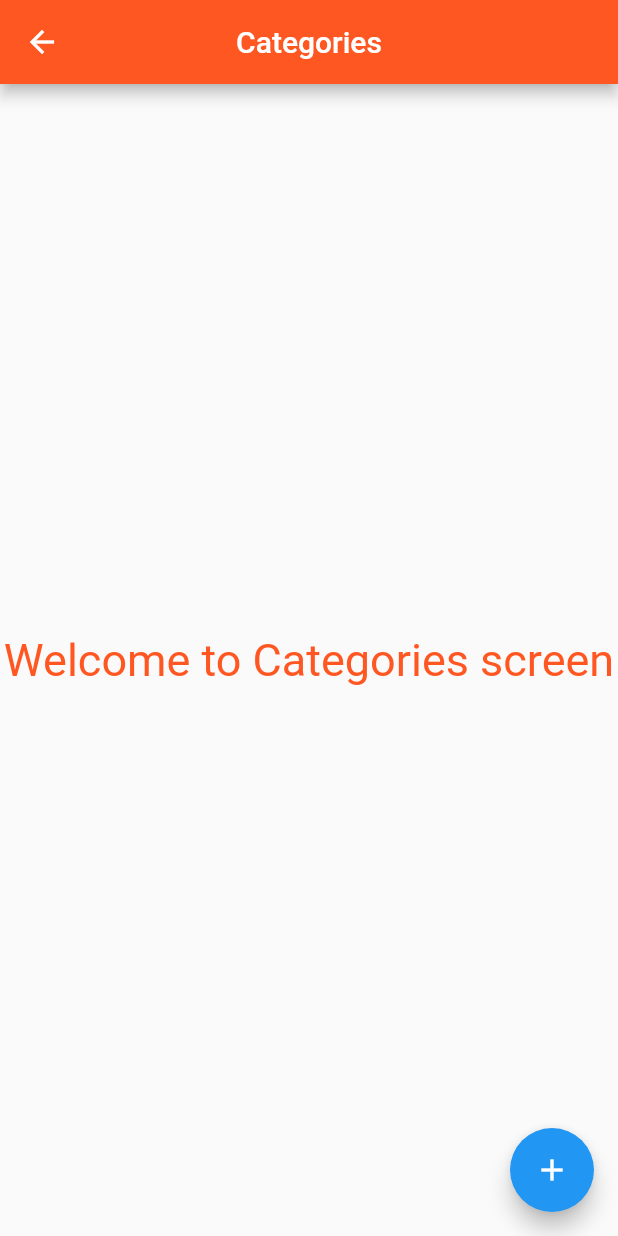
After one commit to mldieye15/todo-app-simple, a Flutter app: the CategoriesScreen screen opened directly, on a phone screen of 412 x 824 dp. The commit adds this screen. Run offline on Flutter 3.47's test engine with Material 2 defaults, Android fonts, the phone set to English and light mode, and no system bars.

Commit message:
Enlévement de l'élévation du bouton ElevatedButton

```diff
--- /dev/null
+++ b/lib/screens/category.screen.dart
@@ -0,0 +1,49 @@
+import 'package:flutter/material.dart';
+
+class CategoriesScreen extends StatefulWidget {
+  const CategoriesScreen({Key? key}) : super(key: key);
+
+  @override
+  State<CategoriesScreen> createState() => _CategoriesScreenState();
+}
+
+class _CategoriesScreenState extends State<CategoriesScreen> {
+  @override
+  Widget build(BuildContext context) {
+    return Scaffold(
+      appBar: AppBar(
+        leading: ElevatedButton(
+          onPressed: () {},
+
+          child: const Icon(Icons.arrow_back),
+          style:  ButtonStyle(
+            backgroundColor: MaterialStateProperty.all(Colors.deepOrange),
+            elevation: MaterialStateProperty.all(0),
+          ),
+        ),
+        title: const Text(
+          'Categories',
+          style: TextStyle(
+            color: Colors.white,
+            fontSize: 20,
+          ),
+        ),
+        centerTitle: true,
+        backgroundColor: Colors.deepOrange,
+      ),
+      body: const Center(
+        child: Text(
+          'Welcome to Categories screen',
+          style: TextStyle(
+            color: Colors.deepOrange,
+            fontSize: 30,
+          ),
+        ),
+      ),
+      floatingActionButton: FloatingActionButton(
+        onPressed: () {},
+        child: const Icon(Icons.add),
+      ),
+    );
+  }
+}
--- a/lib/src/app.dart
+++ b/lib/src/app.dart
@@ -1,4 +1,5 @@
 import 'package:flutter/material.dart';
+import 'package:todoapp_sqf/screens/home.screen.dart';
 
 import '../screens/home.screen.dart';
 
```
